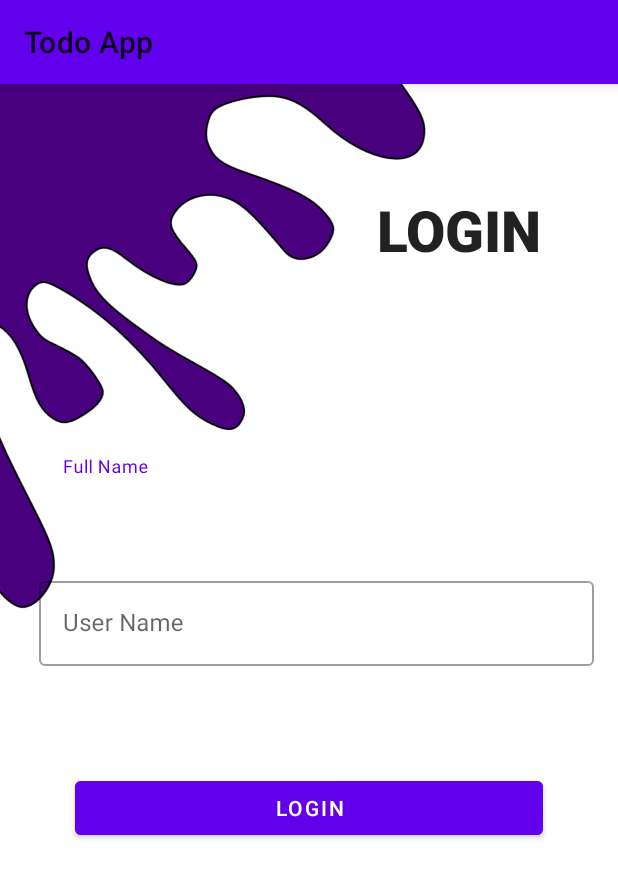
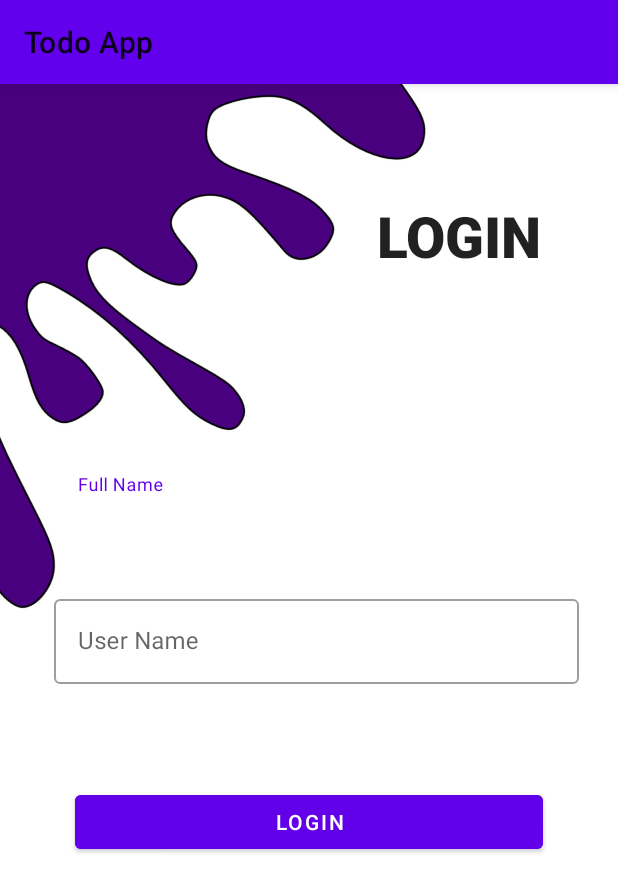
Before and after one commit to Code-Recursion/TodoNotesApp, an Android app: the screen it shows after launch (LoginActivity), on a phone screen of 412 x 824 dp. Shown: the top 892 px of the screen. Run offline under Robolectric (Android 15) with nearby library versions, the phone set to English and light mode, and no system bars; libraries missing offline, so code that uses them is left out: com.androidnetworking; 2 statements that could not run were skipped.

```diff
--- a/app/build.gradle
+++ b/app/build.gradle
@@ -55,7 +55,9 @@ dependencies {
 
     //firebase
     implementation 'com.google.firebase:firebase-analytics:17.2.2'
-
     implementation 'com.google.firebase:firebase-messaging:20.1.6'
 
+    //fast networking api
+    implementation 'com.amitshekhar.android:android-networking:1.0.2'
+
 }
--- a/app/src/main/AndroidManifest.xml
+++ b/app/src/main/AndroidManifest.xml
@@ -5,6 +5,8 @@
     <uses-permission android:name="android.permission.READ_EXTERNAL_STORAGE"/>
     <uses-permission android:name="android.permission.WRITE_EXTERNAL_STORAGE"/>
     <uses-permission android:name="android.permission.CAMERA"/>
+    <uses-permission android:name="android.permission.INTERNET" />
+
 
     <application
         android:name=".NotesApp"
--- a/app/src/main/java/com/example/todonotesapp/NotesApp.kt
+++ b/app/src/main/java/com/example/todonotesapp/NotesApp.kt
@@ -1,11 +1,14 @@
 package com.example.todonotesapp
 
 import android.app.Application
+import com.androidnetworking.AndroidNetworking
 import com.example.todonotesapp.db.NotesDatabase
 
 class NotesApp : Application() {
     override fun onCreate() {
         super.onCreate()
+        AndroidNetworking.initialize(applicationContext)
+
     }
     fun getNotesDb():NotesDatabase{
         return NotesDatabase.getInstance(this)
--- a/app/src/main/java/com/example/todonotesapp/view/SplashActivity.kt
+++ b/app/src/main/java/com/example/todonotesapp/view/SplashActivity.kt
@@ -63,7 +63,8 @@ class SplashActivity : AppCompatActivity() {
                     // Log and toast
 
                     Log.d("SplashActivity", token)
-                    Toast.makeText(baseContext, token, Toast.LENGTH_SHORT).show()
+                    Toast.makeText(baseContext, "Welcome!" , Toast.LENGTH_SHORT).show()
+                    //Toast.makeText(baseContext, token, Toast.LENGTH_SHORT).show()
                 })
     }
 
--- a/app/src/main/res/layout/activity_login.xml
+++ b/app/src/main/res/layout/activity_login.xml
@@ -13,12 +13,12 @@
         style="@style/Widget.MaterialComponents.TextInputLayout.OutlinedBox"
         android:layout_width="match_parent"
         android:layout_height="wrap_content"
-        android:layout_marginStart="26dp"
-        android:layout_marginTop="248dp"
-        android:layout_marginEnd="16dp"
+        android:layout_marginStart="36dp"
+        android:layout_marginTop="260dp"
+        android:layout_marginEnd="26dp"
         android:hint="Full Name"
         app:layout_constraintEnd_toEndOf="parent"
-        app:layout_constraintHorizontal_bias="1.0"
+        app:layout_constraintHorizontal_bias="0.0"
         app:layout_constraintStart_toStartOf="parent"
         app:layout_constraintTop_toTopOf="parent">
 
@@ -36,9 +36,9 @@
         style="@style/Widget.MaterialComponents.TextInputLayout.OutlinedBox"
         android:layout_width="match_parent"
         android:layout_height="wrap_content"
-        android:layout_marginStart="26dp"
+        android:layout_marginStart="36dp"
         android:layout_marginTop="16dp"
-        android:layout_marginEnd="16dp"
+        android:layout_marginEnd="26dp"
         android:hint="User Name"
         app:layout_constraintEnd_toEndOf="parent"
         app:layout_constraintStart_toStartOf="parent"
--- /dev/null
+++ b/app/src/main/res/menu/menu.xml
@@ -0,0 +1,5 @@
+<?xml version="1.0" encoding="utf-8"?>
+<menu xmlns:android="http://schemas.android.com/apk/res/android">
+<item android:title="Blogs"
+    android:id="@+id/blog"/>
+</menu>
```
Also changed, not shown: app/src/main/java/com/example/todonotesapp/view/MyNotesActivity.kt (+16 -2 lines).
